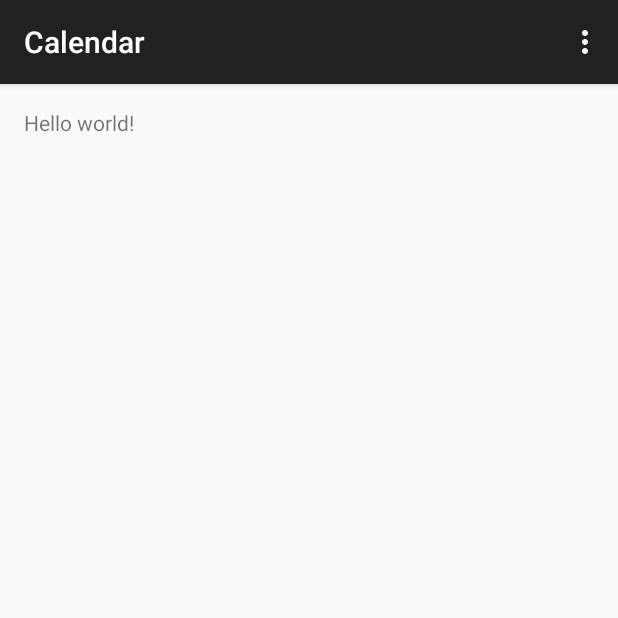
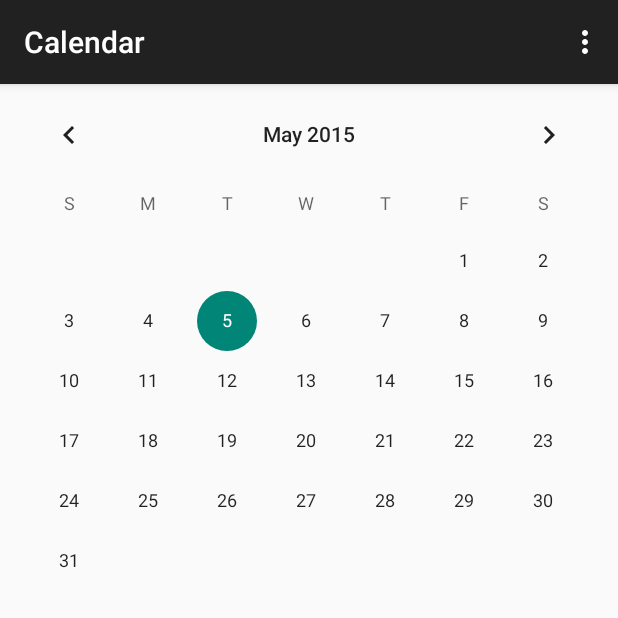
Before and after one commit to dkretsch12/CollaborMate, an Android app: the CalendarActivity screen opened directly, with no data from a screen before it, on a phone screen of 412 x 824 dp, the top half of it. Run offline under Robolectric (Android 15) with nearby library versions, the phone set to English and light mode, and no system bars.

Commit message:
Added Calendar

```diff
--- a/Collabormate/app/src/main/AndroidManifest.xml
+++ b/Collabormate/app/src/main/AndroidManifest.xml
@@ -2,8 +2,11 @@
 <manifest xmlns:android="http://schemas.android.com/apk/res/android"
     package="com.DPAC.collabormate" >
     <uses-sdk
-        android:minSdkVersion="15"
+        android:minSdkVersion="11"
         android:targetSdkVersion="18"/>
+    <uses-permission android:name="android.permission.INTERNET" />
+    <uses-permission android:name="android.permission.ACCESS_NETWORK_STATE" />
+    <uses-permission android:name="android.permission.GET_ACCOUNTS" />
 
     <application
         android:allowBackup="true"
@@ -19,14 +22,17 @@
                 <category android:name="android.intent.category.LAUNCHER" />
             </intent-filter>
         </activity>
+
         <activity
             android:name=".ProjectsActivity"
             android:label="@string/title_activity_projects" >
         </activity>
+
         <activity
             android:name=".CalendarActivity"
             android:label="@string/title_activity_calendar" >
         </activity>
+
     </application>
 
 </manifest>
--- a/Collabormate/app/src/main/res/layout/activity_calendar.xml
+++ b/Collabormate/app/src/main/res/layout/activity_calendar.xml
@@ -1,12 +1,16 @@
-<RelativeLayout xmlns:android="http://schemas.android.com/apk/res/android"
-    xmlns:tools="http://schemas.android.com/tools" android:layout_width="match_parent"
-    android:layout_height="match_parent" android:paddingLeft="@dimen/activity_horizontal_margin"
-    android:paddingRight="@dimen/activity_horizontal_margin"
-    android:paddingTop="@dimen/activity_vertical_margin"
-    android:paddingBottom="@dimen/activity_vertical_margin"
-    tools:context="com.DPAC.collabormate.Calendar">
+<LinearLayout xmlns:android="http://schemas.android.com/apk/res/android"
+    android:layout_width="match_parent"
+    android:layout_height="match_parent"
+    android:clickable="true"
+    android:focusable="true"
+    android:orientation="vertical">
 
-    <TextView android:text="@string/hello_world" android:layout_width="wrap_content"
-        android:layout_height="wrap_content" />
+    <CalendarView
+        android:id="@+id/calendarView1"
+        android:layout_width="match_parent"
+        android:layout_height="match_parent"
+        android:adjustViewBounds="true"
+        android:clickable="true"
+        android:showWeekNumber="false" />
 
-</RelativeLayout>
+</LinearLayout>
```
Also changed, not shown: 4 other files.
